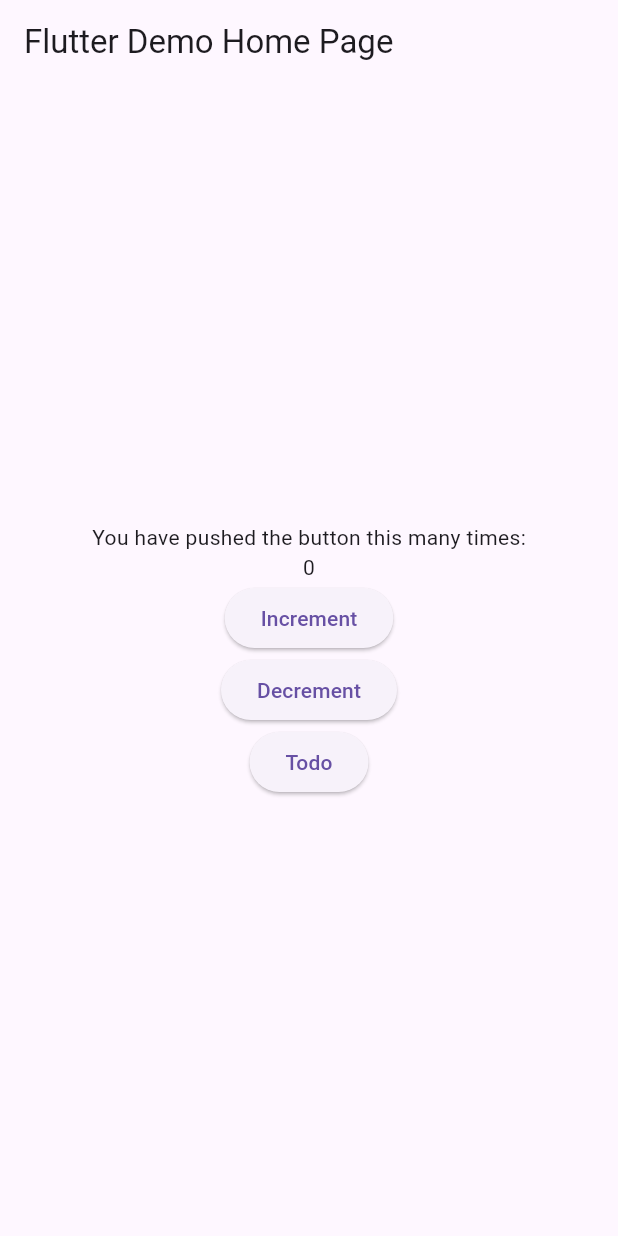
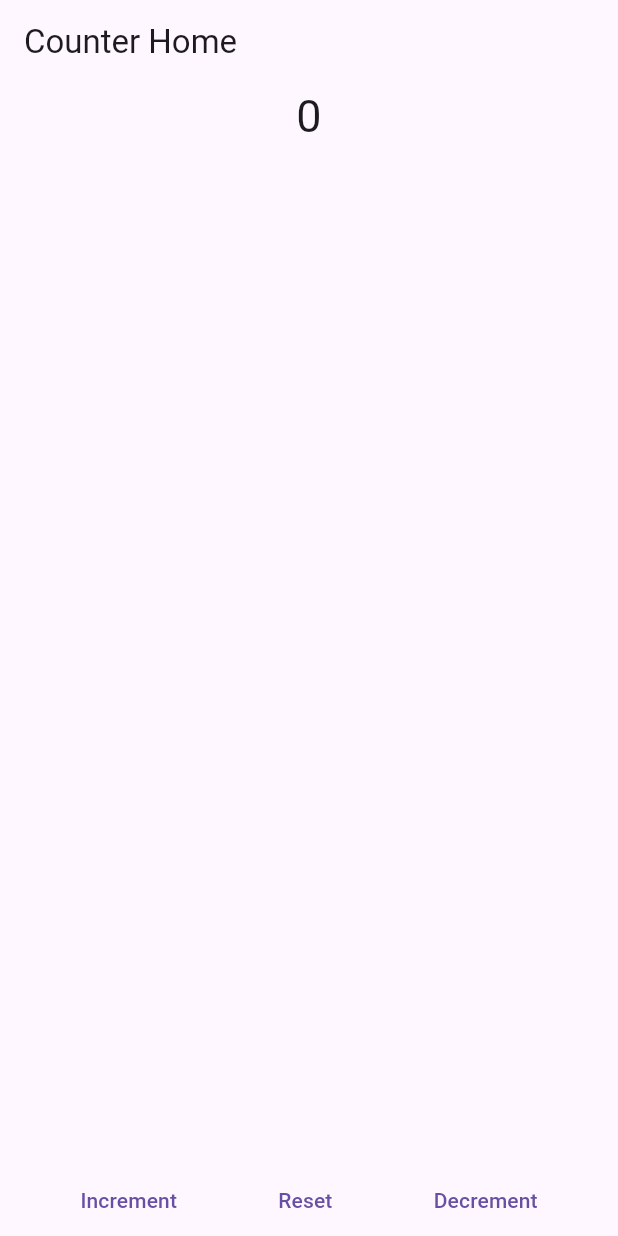
Before and after one commit to xSengPed/bloc-clean-arch-with-graphql-ex, a Flutter app: the screen it shows after launch, on a phone screen of 412 x 824 dp. Run offline on Flutter 3.47's test engine with Material 3 defaults, Android fonts, the light colour scheme and no system bars; our stand-ins replace bloc, flutter_bloc; missing offline and left inert: bloc_test.

Commit message:
add unit test

```diff
--- a/lib/data/models/counter_model.dart
+++ /dev/null
@@ -1,4 +0,0 @@
-class CounterModel {
-  final int value;
-  CounterModel(this.value);
-}
--- a/lib/data/models/todo_model.dart
+++ /dev/null
@@ -1,13 +0,0 @@
-import 'package:uuid/uuid.dart';
-
-class TodoModel {
-  final String id = const Uuid().v4();
-  final String title;
-  final String description;
-  bool completed = false;
-
-  TodoModel(
-    this.title,
-    this.description,
-  );
-}
--- a/lib/logic/bloc/counter/counter_event.dart
+++ /dev/null
@@ -1,10 +0,0 @@
-part of 'counter_bloc.dart';
-
-@immutable
-sealed class CounterEvent {}
-
-class IncrementEvent extends CounterEvent {}
-
-class DecrementEvent extends CounterEvent {}
-
-class ResetEvent extends CounterEvent {}
--- a/lib/logic/bloc/counter/counter_state.dart
+++ /dev/null
@@ -1,11 +0,0 @@
-part of 'counter_bloc.dart';
-
-@immutable
-sealed class CounterState {
-  final int counter;
-  const CounterState(this.counter);
-}
-
-class CounterInitial extends CounterState {
-  const CounterInitial(super.counter);
-}
--- a/lib/logic/bloc/todo/todo_bloc.dart
+++ /dev/null
@@ -1,22 +0,0 @@
-import 'dart:developer';
-
-import 'package:bloc/bloc.dart';
-import 'package:bloc_graphql_implements_101/data/models/todo_model.dart';
-import 'package:meta/meta.dart';
-
-part 'todo_event.dart';
-part 'todo_state.dart';
-
-class TodoBloc extends Bloc<TodoEvent, TodoState> {
-  TodoBloc() : super(TodoInitial(const [])) {
-    on<TodoEvent>((event, emit) {
-      if (event is AddTodoEvent) {
-        log(event.todo.toString());
-        log(event.todo.id.toString());
-        final updatedTodo = List<TodoModel>.from((state as TodoInitial).todos)
-          ..add(event.todo);
-        emit(TodoInitial(updatedTodo));
-      }
-    });
-  }
-}
--- a/lib/logic/bloc/todo/todo_event.dart
+++ /dev/null
@@ -1,13 +0,0 @@
-part of 'todo_bloc.dart';
-
-@immutable
-sealed class TodoEvent {}
-
-class AddTodoEvent extends TodoEvent {
-  final TodoModel todo;
-  AddTodoEvent(this.todo);
-}
-
-class RemoveTodoEvent extends TodoEvent {}
-
-class UpdateTodoEvent extends TodoEvent {}
--- a/lib/logic/bloc/todo/todo_state.dart
+++ /dev/null
@@ -1,11 +0,0 @@
-part of 'todo_bloc.dart';
-
-@immutable
-sealed class TodoState {}
-
-final class TodoInitial extends TodoState {
-  final List<TodoModel> todos;
-  TodoInitial(this.todos);
-}
-
-final class TodoLoading extends TodoState {}
--- a/lib/main.dart
+++ b/lib/main.dart
@@ -1,8 +1,9 @@
-import 'package:bloc_graphql_implements_101/logic/bloc/counter/counter_bloc.dart';
-import 'package:bloc_graphql_implements_101/logic/bloc/todo/todo_bloc.dart';
-import 'package:bloc_graphql_implements_101/presentation/screens/todo.dart';
+import 'package:bloc_graphql_implements_101/presentation/screens/counter/counter_home.dart';
+
 import 'package:flutter/material.dart';
 import 'package:flutter_bloc/flutter_bloc.dart';
+
+import 'presentation/screens/counter/bloc/counter_bloc.dart';
 
 void main() {
   runApp(const MyApp());
@@ -16,64 +17,16 @@ class MyApp extends StatelessWidget {
   Widget build(BuildContext context) {
     return MultiBlocProvider(
         providers: [
-          BlocProvider(create: (context) => CounterBloc()),
-          BlocProvider(create: (context) => TodoBloc()),
+          BlocProvider<CounterBloc>(
+            create: (context) => CounterBloc(),
+          ),
         ],
         child: MaterialApp(
           title: 'Flutter Demo',
           theme: ThemeData(
             primarySwatch: Colors.blue,
           ),
-          home: const App(),
+          home: const CounterHome(),
         ));
   }
 }
-
-class App extends StatelessWidget {
-  const App({super.key});
-
-  @override
-  Widget build(BuildContext context) {
-    final counterProvider = BlocProvider.of<CounterBloc>(context);
-    return Scaffold(
-      appBar: AppBar(
-        title: const Text('Flutter Demo Home Page'),
-      ),
-      body: BlocBuilder<CounterBloc, CounterState>(
-        builder: (context, state) {
-          return Center(
-            child: Column(
-              mainAxisAlignment: MainAxisAlignment.center,
-              children: <Widget>[
-                const Text(
-                  'You have pushed the button this many times:',
-                ),
-                Text(
-                  '${counterProvider.state.counter}',
-                ),
-                ElevatedButton(
-                    onPressed: () {
-                      counterProvider.add(IncrementEvent());
-                    },
-                    child: const Text('Increment')),
-                ElevatedButton(
-                    onPressed: () {
-                      counterProvider.add(DecrementEvent());
-                    },
-                    child: const Text('Decrement')),
-                ElevatedButton(
-                    onPressed: () {
-                      Navigator.push(
-                          context,
-                          MaterialPageRoute(
-                              builder: (context) => const TodoScreen()));
-                    },
-                    child: const Text('Todo')),
-              ],
-            ),
-          );
-        },
-      ),
-    );
-  }
-}
--- /dev/null
+++ b/lib/presentation/screens/counter/bloc/counter_bloc.dart
@@ -0,0 +1,27 @@
+import 'dart:developer';
+
+import 'package:bloc/bloc.dart';
+import 'package:meta/meta.dart';
+
+part 'counter_event.dart';
+part 'counter_state.dart';
+
+class CounterBloc extends Bloc<CounterEvent, CounterState> {
+  Counter counter = Counter(0);
+  CounterBloc() : super(CounterInitial()) {
+    on<CounterEvent>((event, emit) {
+      log(event.toString());
+      if (event is Increment) {
+        emit(counter = Counter(counter.value + 1));
+      }
+
+      if (event is Decrement) {
+        emit(counter = Counter(counter.value - 1));
+      }
+
+      if (event is Reset) {
+        emit(counter = Counter(0));
+      }
+    });
+  }
+}
--- /dev/null
+++ b/lib/presentation/screens/counter/bloc/counter_event.dart
@@ -0,0 +1,10 @@
+part of 'counter_bloc.dart';
+
+@immutable
+sealed class CounterEvent {}
+
+class Increment extends CounterEvent {}
+
+class Decrement extends CounterEvent {}
+
+class Reset extends CounterEvent {}
--- /dev/null
+++ b/lib/presentation/screens/counter/bloc/counter_state.dart
@@ -0,0 +1,11 @@
+part of 'counter_bloc.dart';
+
+@immutable
+sealed class CounterState {}
+
+final class CounterInitial extends CounterState {}
+
+class Counter extends CounterState {
+  final int value;
+  Counter(this.value);
+}
--- /dev/null
+++ b/lib/presentation/screens/counter/counter_home.dart
@@ -0,0 +1,55 @@
+import 'package:bloc_graphql_implements_101/presentation/screens/counter/bloc/counter_bloc.dart';
+import 'package:flutter/material.dart';
+import 'package:flutter_bloc/flutter_bloc.dart';
+
+class CounterHome extends StatelessWidget {
+  const CounterHome({super.key});
+
+  @override
+  Widget build(BuildContext context) {
+    CounterBloc bloc = BlocProvider.of<CounterBloc>(context);
+    return Scaffold(
+      appBar: AppBar(
+        title: const Text('Counter Home'),
+      ),
+      body: SafeArea(
+        child: Column(
+          children: [
+            BlocBuilder<CounterBloc, CounterState>(
+                builder: (context, state) {
+                  return Row(
+                    mainAxisAlignment: MainAxisAlignment.center,
+                    children: [
+                      Text('${bloc.counter.value}',
+                          style: const TextStyle(fontSize: 30)),
+                    ],
+                  );
+                },
+                bloc: bloc),
+            const Spacer(),
+            Row(
+              mainAxisAlignment: MainAxisAlignment.spaceEvenly,
+              children: [
+                TextButton(
+                    onPressed: () {
+                      bloc.add(Increment());
+                    },
+                    child: const Text('Increment')),
+                TextButton(
+                    onPressed: () {
+                      bloc.add(Reset());
+                    },
+                    child: const Text('Reset')),
+                TextButton(
+                    onPressed: () {
+                      bloc.add(Decrement());
+                    },
+                    child: const Text('Decrement')),
+              ],
+            )
+          ],
+        ),
+      ),
+    );
+  }
+}
--- /dev/null
+++ b/lib/presentation/screens/counter/counter_test.dart
@@ -0,0 +1,33 @@
+import 'package:bloc_graphql_implements_101/presentation/screens/counter/bloc/counter_bloc.dart';
+import 'package:bloc_test/bloc_test.dart';
+import 'package:flutter_test/flutter_test.dart';
+
+void testCounterBloc() {
+  group(
+    'Counter Bloc',
+    () {
+      blocTest<CounterBloc, CounterState>(
+          'emits [Counter] when Increment is added.',
+          build: () => CounterBloc(),
+          act: (bloc) => bloc.add(Increment() as CounterEvent),
+          expect: () =>
+              [isA<Counter>().having((state) => state.value, 'value', 1)]);
+
+      blocTest<CounterBloc, CounterState>(
+        'emits [Counter] when Decrement is added.',
+        build: () => CounterBloc(),
+        act: (bloc) => bloc.add(Decrement() as CounterEvent),
+        expect: () =>
+            [isA<Counter>().having((state) => state.value, 'value', -1)],
+      );
+
+      blocTest<CounterBloc, CounterState>(
+        'emits [Counter] when Reset is added.',
+        build: () => CounterBloc(),
+        act: (bloc) => bloc.add(Reset() as CounterEvent),
+        expect: () =>
+            [isA<Counter>().having((state) => state.value, 'value', 0)],
+      );
+    },
+  );
+}
--- a/pubspec.yaml
+++ b/pubspec.yaml
@@ -14,6 +14,7 @@ dependencies:
   meta: ^1.12.0
   bloc: ^8.1.4
   uuid: ^4.5.1
+  bloc_test: ^9.1.7
 
 dev_dependencies:
   flutter_test:
```
Also changed, not shown: lib/data/repositories/counter_repository.dart (deleted, +0 -10 lines), lib/logic/bloc/counter/counter_bloc.dart (deleted, +0 -28 lines), lib/presentation/screens/todo.dart (deleted, +0 -47 lines), pubspec.lock, 1 other file.
